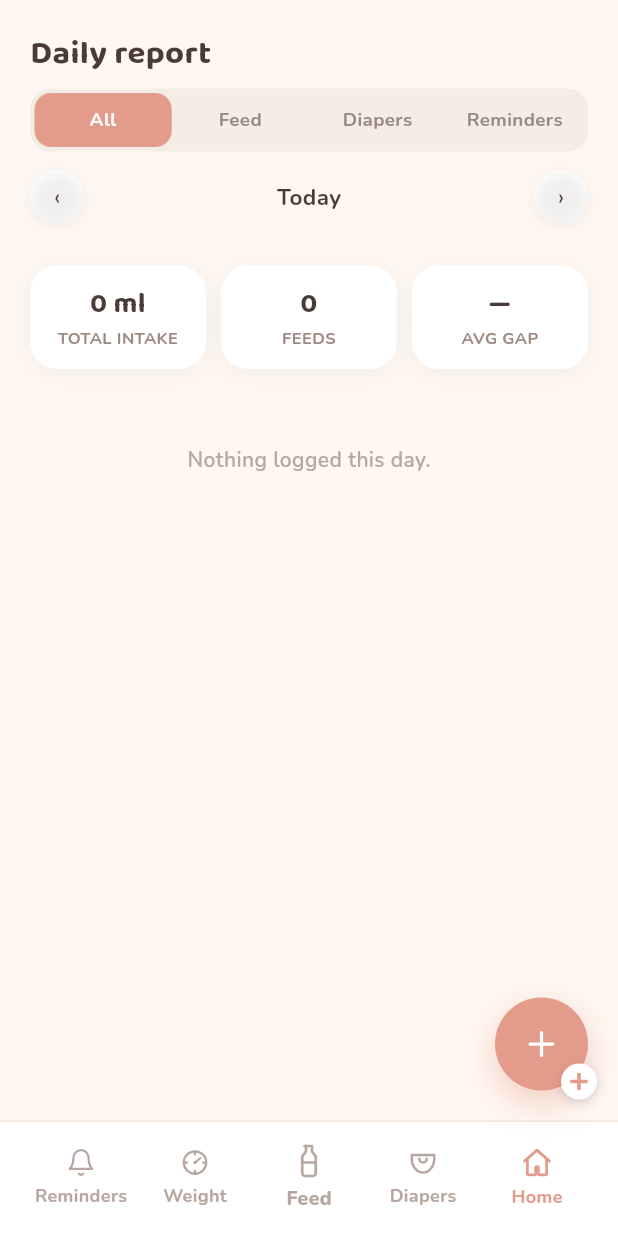
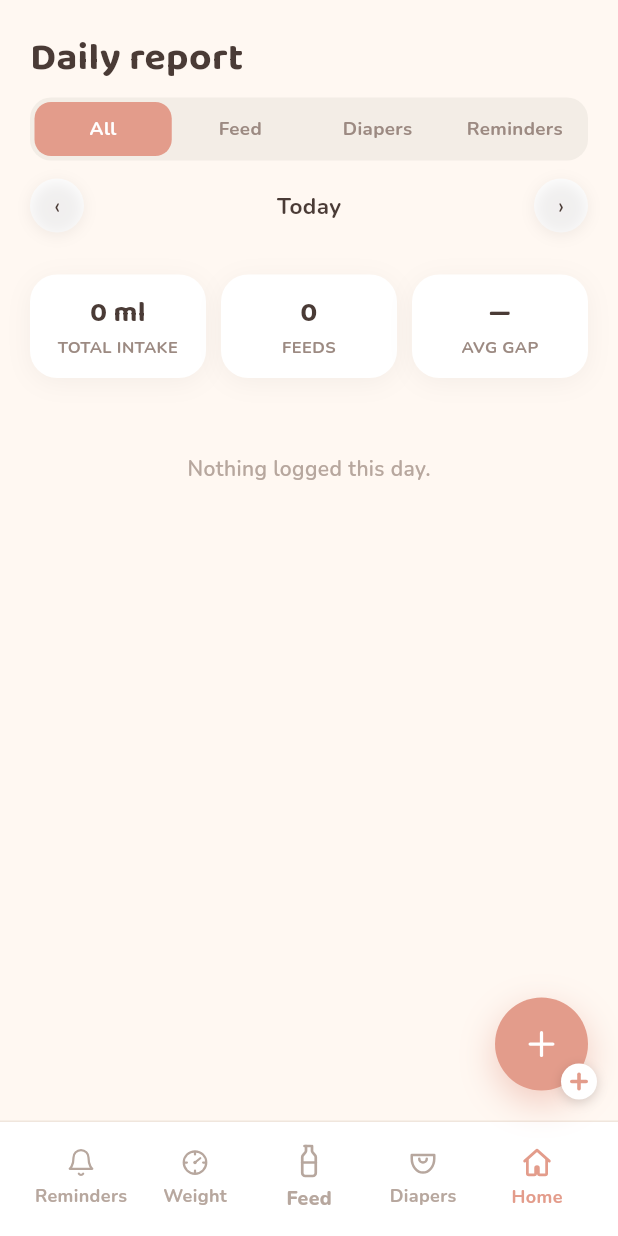
Before and after one commit to allanweber/baby-reminder, a Flutter app: the screen it shows after launch, on a phone screen of 412 x 824 dp. Run offline on Flutter 3.47's test engine with Material 3 defaults, Android fonts, the phone set to English and light mode, and no system bars; our stand-ins replace audioplayers, file_picker, flutter_local_notifications, flutter_svg, shared_preferences; missing offline and left inert: alarm.

Commit message:
Match the report header font size to the other tab headers
The report/Home title rendered at fontSize 22 while every other screen
header (Feed, Reminders, Weight, Diapers) uses 26. Bump it to 26 so the
header sizes are visually consistent across tabs.

Closes #16

Co-Authored-By: Claude Opus 4.8 <noreply@anthropic.com>
Claude-Session: https://claude.ai/code/session_012xQ2ZJmhtYs23SesgiVF94

```diff
--- a/app/lib/screens/report_screen.dart
+++ b/app/lib/screens/report_screen.dart
@@ -210,7 +210,7 @@ class _ReportScreenState extends State<ReportScreen> {
                 Padding(
                   padding: const EdgeInsets.fromLTRB(20, 20, 20, 8),
                   child: Text(title,
-                      style: TextStyle(fontFamily: balooFamily, fontSize: 22, fontWeight: FontWeight.w700, color: AppColors.textPrimary)),
+                      style: TextStyle(fontFamily: balooFamily, fontSize: 26, fontWeight: FontWeight.w700, color: AppColors.textPrimary)),
                 ),
                 Padding(
                   padding: const EdgeInsets.fromLTRB(20, 0, 20, 12),
```
